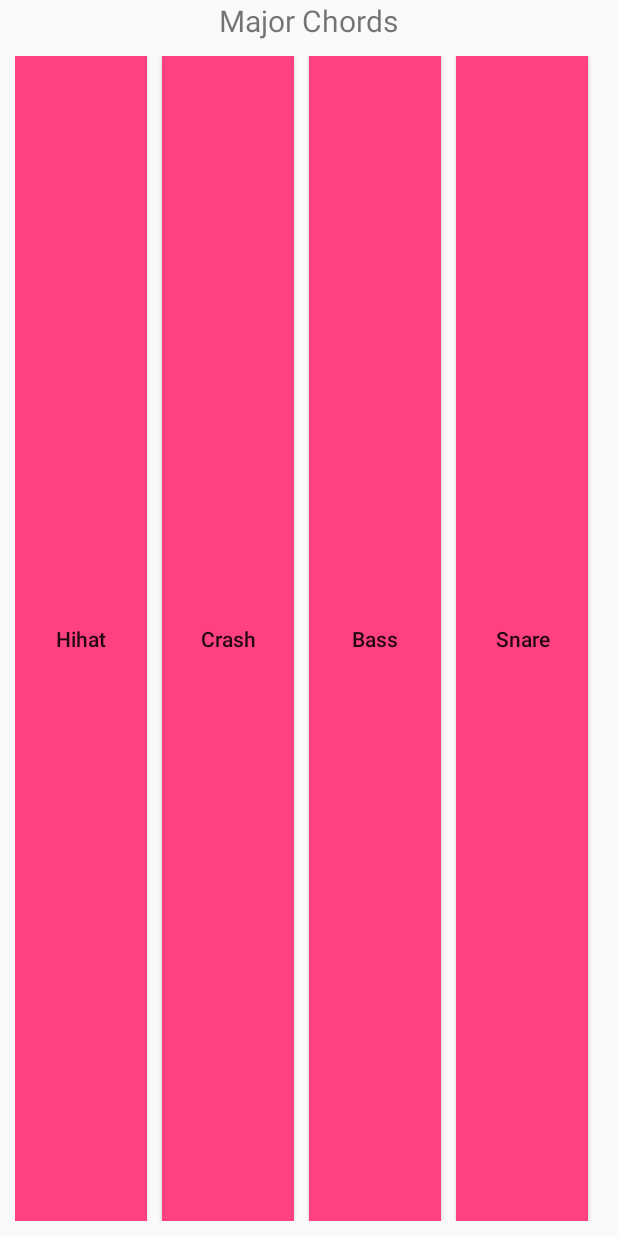
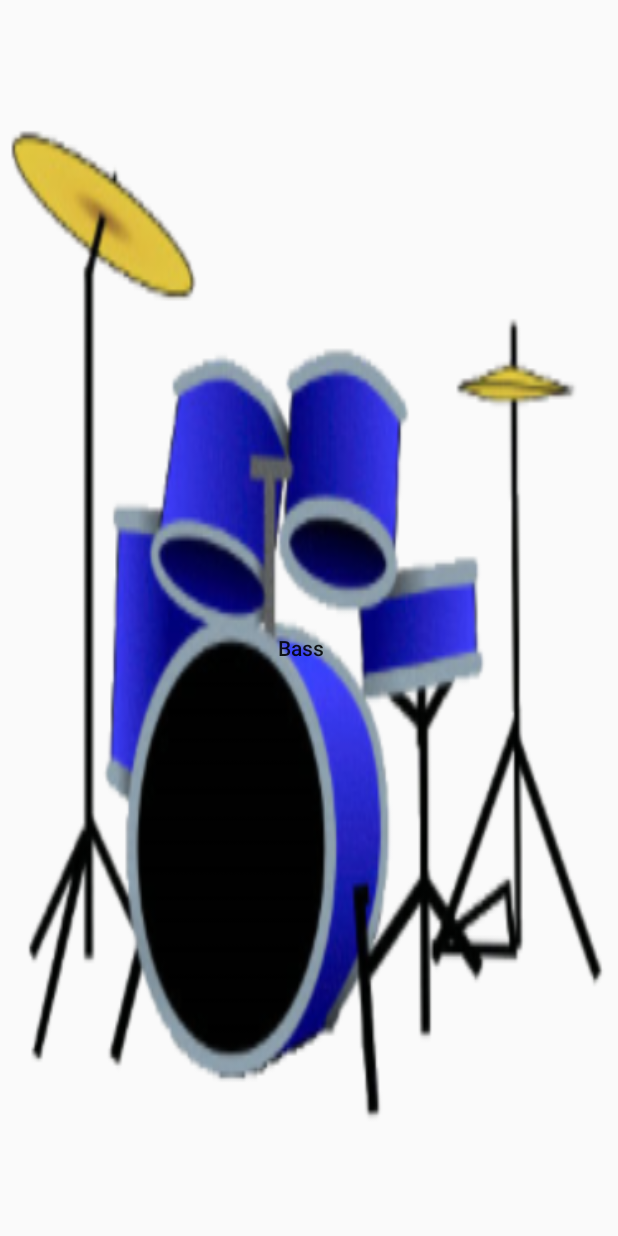
Before and after one commit to rscsam/LetsJam, an Android app: the layout fragment_play_drums.xml on its own in the app's theme, with its tools: preview values and no code run, on a phone screen of 412 x 824 dp. Run offline under Robolectric (Android 15) with nearby library versions, the phone set to English and light mode, and no system bars.

Commit message:
Initial commit

```diff
--- a/app/src/main/res/layout/activity_selections.xml
+++ b/app/src/main/res/layout/activity_selections.xml
@@ -8,6 +8,12 @@
     android:paddingLeft="@dimen/activity_horizontal_margin"
     android:paddingRight="@dimen/activity_horizontal_margin"
     android:paddingTop="@dimen/activity_vertical_margin"
+    android:background="@drawable/background">
     tools:context="com.hack.rss.letsjam.SelectionsActivity">
 
+    <Button
+        android:layout_width="wrap_content"
+        android:layout_height="wrap_content"
+        android:text="Start"
+        android:onClick="startJamActivity"/>
 </RelativeLayout>
--- a/app/src/main/res/layout/fragment_play_drums.xml
+++ b/app/src/main/res/layout/fragment_play_drums.xml
@@ -2,13 +2,8 @@
 <LinearLayout xmlns:android="http://schemas.android.com/apk/res/android"
     android:layout_width="match_parent"
     android:layout_height="match_parent"
-    android:orientation="vertical" >
-    <TextView
-        android:layout_width="wrap_content"
-        android:layout_height="wrap_content"
-        android:layout_gravity="center"
-        android:text="@string/major_chords_text_view"
-        android:textSize="20sp" />
+    android:orientation="vertical"
+    android:background="@drawable/drums">
     <LinearLayout
         android:layout_width="wrap_content"
         android:layout_height="0dp"
@@ -19,21 +14,11 @@
         <Button
             android:layout_width="0dp"
             android:layout_height="match_parent"
-            android:layout_weight="1"
-            android:layout_marginEnd="10dp"
-            android:text="Hihat"
-            android:textAllCaps="false"
-            android:background="@color/colorAccent"
-            android:onClick="onDrumsInteraction"
-            android:id="@+id/hihat_button"/>
-        <Button
-            android:layout_width="0dp"
-            android:layout_height="match_parent"
-            android:layout_weight="1"
+            android:layout_weight="2"
             android:layout_marginEnd="10dp"
             android:text="Crash"
             android:textAllCaps="false"
-            android:background="@color/colorAccent"
+            android:background="@android:color/transparent"
             android:onClick="onDrumsInteraction"
             android:id="@+id/crash_button"/>
         <Button
@@ -41,20 +26,34 @@
             android:layout_height="match_parent"
             android:layout_weight="1"
             android:layout_marginEnd="10dp"
-            android:text="Bass"
+            android:text="Snare"
             android:textAllCaps="false"
-            android:background="@color/colorAccent"
+            android:background="@android:color/transparent"
             android:onClick="onDrumsInteraction"
-            android:id="@+id/kick_button"/>
+            android:id="@+id/snare_button"/>
         <Button
             android:layout_width="0dp"
             android:layout_height="match_parent"
             android:layout_weight="1"
             android:layout_marginEnd="10dp"
-            android:text="Snare"
+            android:text="Hihat"
             android:textAllCaps="false"
-            android:background="@color/colorAccent"
+            android:background="@android:color/transparent"
             android:onClick="onDrumsInteraction"
-            android:id="@+id/snare_button"/>
+            android:id="@+id/hihat_button"/>
+    </LinearLayout>
+    <LinearLayout
+        android:layout_width="match_parent"
+        android:layout_height="match_parent">
+        <Button
+            android:layout_width="0dp"
+            android:layout_height="match_parent"
+            android:layout_weight="4"
+            android:layout_marginEnd="10dp"
+            android:text="Bass"
+            android:textAllCaps="false"
+            android:background="@android:color/transparent"
+            android:onClick="onDrumsInteraction"
+            android:id="@+id/kick_button"/>
     </LinearLayout>
 </LinearLayout>
--- a/app/src/main/res/values/strings.xml
+++ b/app/src/main/res/values/strings.xml
@@ -51,4 +51,6 @@
     <string name="default_edit_text_value">MyJam</string>
     <string name="thank_you_message">Thanks for jammin!</string>
     <string name="replay_past_sessions">Replay Past Sessions</string>
+    <string name="file_selection_text_view">Choose the file you\'d like to play along to</string>
+    <string name="start_session">Start Session</string>
 </resources>
```
Also changed, not shown: app/src/main/java/com/hack/rss/letsjam/SelectionsActivity.java (+8 -0 lines), app/src/main/java/com/hack/rss/letsjam/StartActivity.java (+3 -8 lines), app/src/main/res/layout/activity_start.xml (+2 -8 lines).
